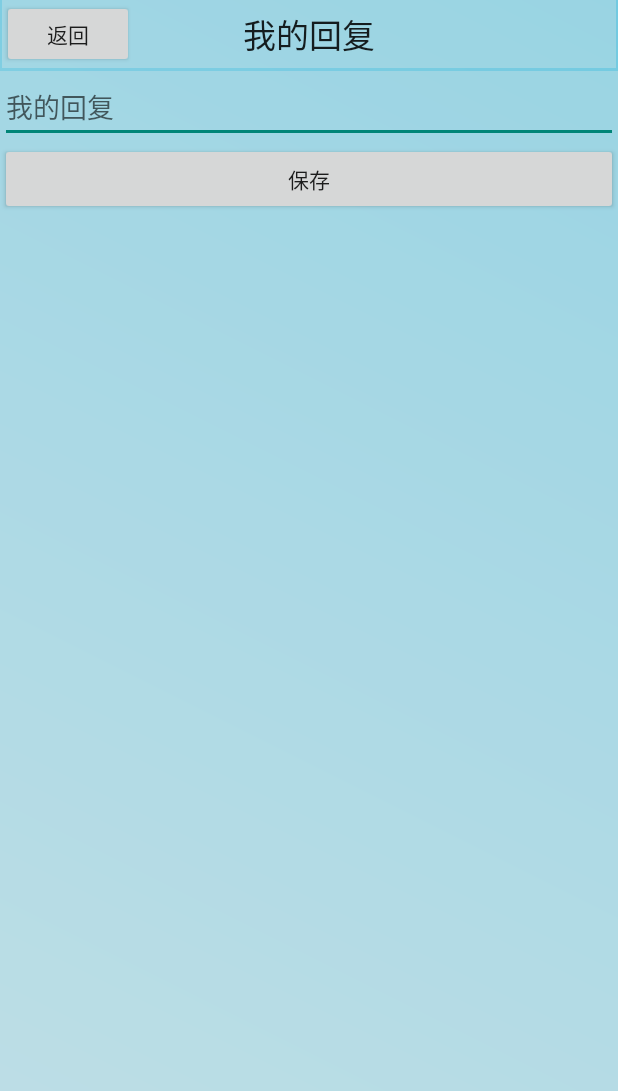
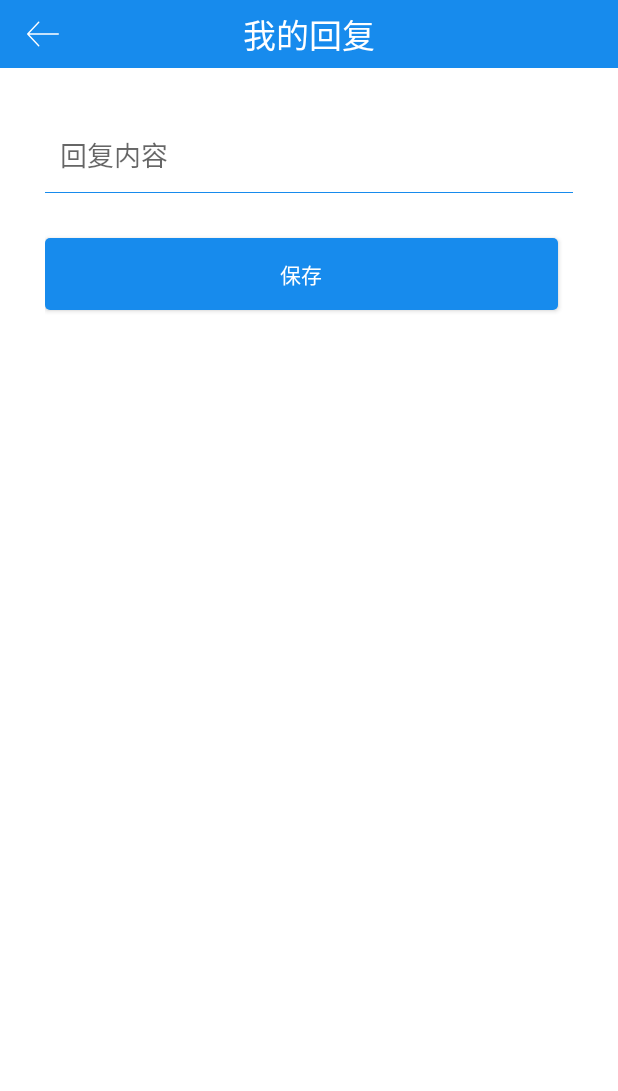
Before and after one commit to MrMJL/ydxx, an Android app: the MessTAddActivity screen opened directly, with no data from a screen before it, on a phone screen of 412 x 824 dp. Shown: the top 1091 px of the screen. Run offline under Robolectric (Android 15) with nearby library versions, the phone set to English and light mode, and no system bars.

Commit message:
修改回复界面UI

```diff
--- a/app/src/main/java/org/ydxx/activitys/MessFAddActivity.java
+++ b/app/src/main/java/org/ydxx/activitys/MessFAddActivity.java
@@ -51,8 +51,10 @@ public class MessFAddActivity extends BaseActivity {
             } else {
                 if (isThree) {
                     tv_title.setText("我的留言");
+                    et_mess_fadd_fmess.setHint("添加留言");
                 } else {
                     tv_title.setText("添加课程");
+                    et_mess_fadd_fmess.setHint("添加课程");
                 }
             }
         }
--- a/app/src/main/java/org/ydxx/activitys/MessTAddActivity.java
+++ b/app/src/main/java/org/ydxx/activitys/MessTAddActivity.java
@@ -9,6 +9,7 @@ import android.view.View;
 import android.view.View.OnClickListener;
 import android.widget.Button;
 import android.widget.EditText;
+import android.widget.ImageView;
 import android.widget.Toast;
 import org.ydxx.R;
 import org.ydxx.controller.LocalDataSource;
@@ -17,7 +18,8 @@ import org.ydxx.entity.Mess;
 import org.ydxx.entity.ResultMessage;
 
 public class MessTAddActivity extends BaseActivity {
-    private Button btn_mess_tadd_return, btn_mess_tadd_save;
+    private ImageView btn_mess_tadd_return;
+    private Button  btn_mess_tadd_save;
 
     private EditText et_mess_tadd_tmess;
     private ProgressDialog progressDialog = null;
@@ -36,7 +38,7 @@ public class MessTAddActivity extends BaseActivity {
 
         et_mess_tadd_tmess = (EditText) findViewById(R.id.et_mess_tadd_tmess);
 
-        btn_mess_tadd_return = (Button) findViewById(R.id.btn_mess_tadd_return);
+        btn_mess_tadd_return = (ImageView) findViewById(R.id.btn_mess_tadd_return);
         btn_mess_tadd_return.setOnClickListener(new OnClickListener() {
             @Override
             public void onClick(View v) {
@@ -82,6 +84,13 @@ public class MessTAddActivity extends BaseActivity {
     }
 
     @Override
+    public void onBackPressed() {
+        Intent intent = new Intent(MessTAddActivity.this, MainActivity.class);
+        startActivity(intent);
+        MessTAddActivity.this.finish();
+    }
+
+    @Override
     protected void onStart() {
         // TODO Auto-generated method stub
         super.onStart();
--- a/app/src/main/res/layout/activity_mess_tadd.xml
+++ b/app/src/main/res/layout/activity_mess_tadd.xml
@@ -2,23 +2,23 @@
     android:layout_width="fill_parent"
     android:layout_height="fill_parent"
     android:layout_gravity="top"
-    android:background="@drawable/background"
+    android:background="@color/white"
     android:orientation="vertical" >
 
    <RelativeLayout
         android:id="@+id/LinearLayout12"
         android:layout_width="fill_parent"
         android:layout_height="45dp"
-        android:layout_marginLeft="1dp"
-        android:layout_marginRight="1dp"
         android:layout_marginBottom="2dp"
-        android:background="@drawable/background_div" >
+        android:background="@color/blue_1" >
 
-        <Button
+        <ImageView
             android:id="@+id/btn_mess_tadd_return"
             android:layout_width="wrap_content"
             android:layout_height="wrap_content"
-            android:text="@string/lbl_return" />
+            android:src="@mipmap/icon_back"
+            android:layout_centerVertical="true"
+            android:layout_marginLeft="18dp" />
 
         <TextView
             android:id="@+id/tv_mess_tadd_title"
@@ -26,6 +26,7 @@
             android:layout_height="wrap_content"
             android:layout_centerHorizontal="true"
             android:layout_centerVertical="true"
+            android:textColor="@color/white"
             android:text="我的回复"
             android:textAppearance="?android:attr/textAppearanceLarge" />
 
@@ -34,24 +35,36 @@
     <LinearLayout
         android:layout_width="match_parent"
         android:layout_height="match_parent"
-        android:background="@drawable/background_div"
+        android:layout_margin="30dp"
         android:orientation="vertical" >
 
         <EditText
             android:id="@+id/et_mess_tadd_tmess"
             android:layout_width="match_parent"
+            android:background="@drawable/back_blue_bottom_line"
             android:layout_height="wrap_content"
+            android:layout_centerHorizontal="true"
+            android:drawablePadding="13dp"
+            android:paddingBottom="12dp"
             android:ems="10"
-            android:hint="我的回复"
-            android:inputType="textMultiLine" >
+            android:hint="回复内容"
+            android:paddingLeft="10dp"
+            android:paddingTop="12dp"
+            android:paddingRight="10dp"
+            android:inputType="textMultiLine"
+            android:textSize="18sp" >
+        <requestFocus />
+        </EditText>
 
-            <requestFocus />
-        </EditText>
 
         <Button
             android:id="@+id/btn_mess_tadd_save"
             android:layout_width="match_parent"
             android:layout_height="wrap_content"
+            android:textColor="@color/white"
+            android:layout_marginTop="30dp"
+            android:background="@drawable/btn_bac_login_selector"
+            android:layout_marginRight="10dp"
             android:text="保存" />
 
     </LinearLayout>
```
